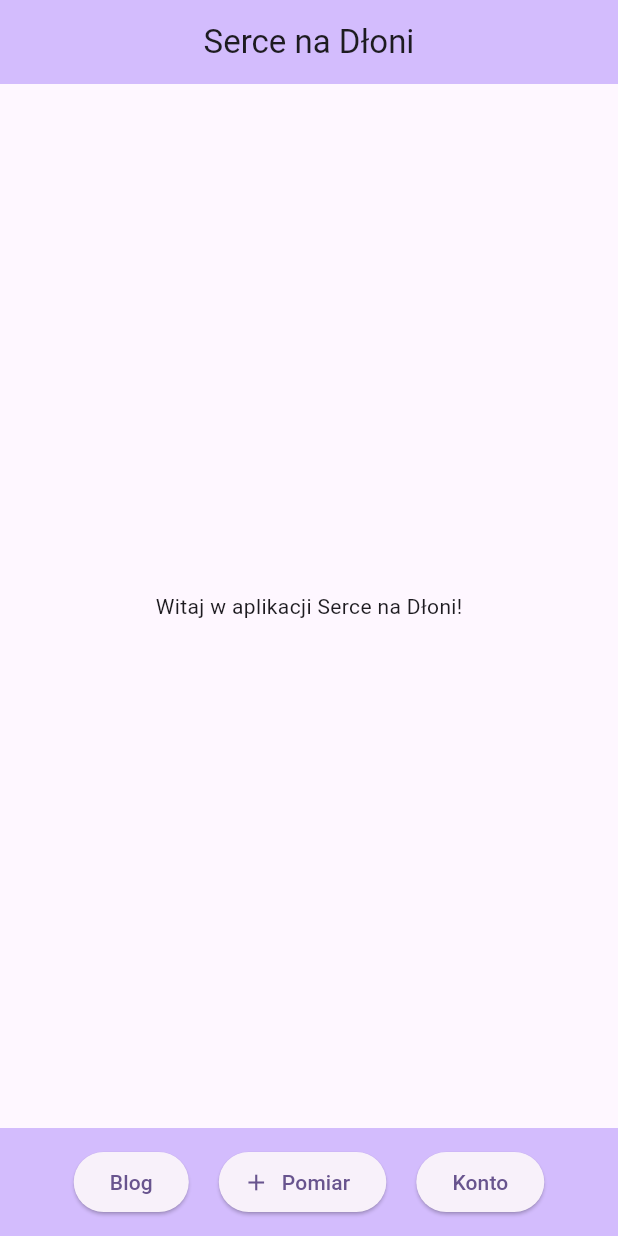
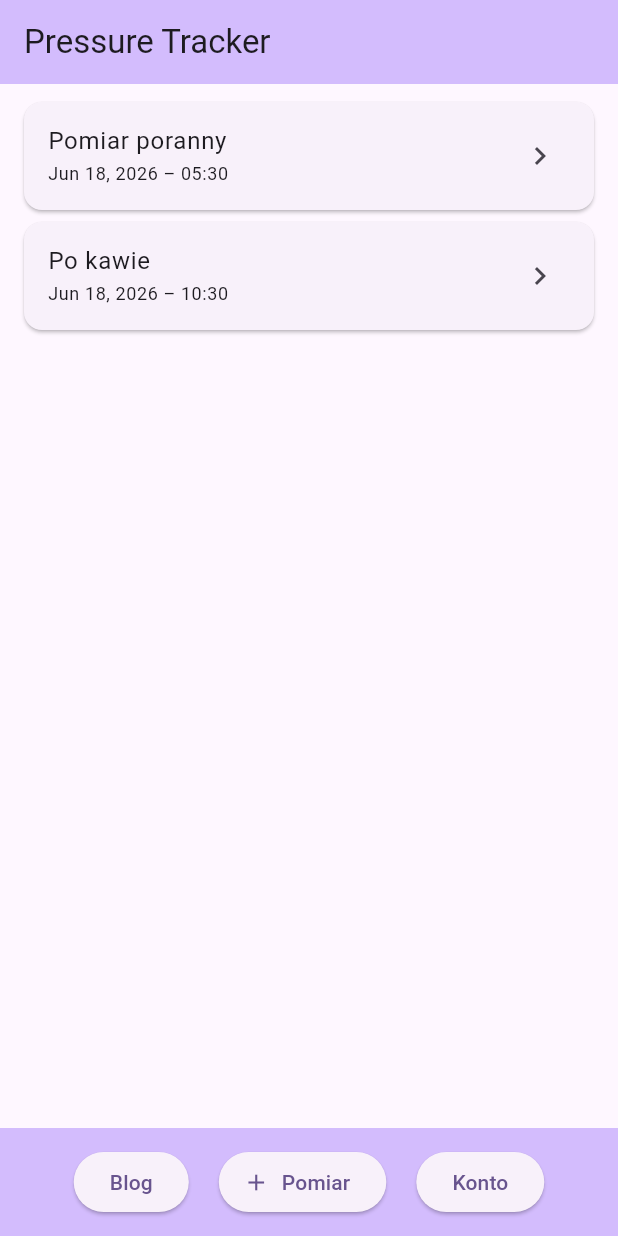
Before and after one commit to n-turowska/serce_na_dloni, a Flutter app: the screen it shows after launch, on a phone screen of 412 x 824 dp. Run offline on Flutter 3.47's test engine with Material 3 defaults, Android fonts, the phone set to English and light mode, and no system bars; our stand-ins replace flutter_riverpod.

Commit message:
zmiana ekranu startowego na reaktywny

```diff
--- a/lib/main.dart
+++ b/lib/main.dart
@@ -19,9 +19,9 @@ class MyApp extends StatelessWidget {
       theme: ThemeData(
         colorScheme: ColorScheme.fromSeed(seedColor: Colors.deepPurple),
       ),
-      home: const MyHomePage(title: 'Serce na Dłoni'),
+      home: const MyHomePage(),
       routes: {
-        '/startowy': (context) => const MyHomePage(title: 'Serce na Dłoni'),
+        '/startowy': (context) => const MyHomePage(),
         '/blog': (context) => const Blog(),
         '/pomiary': (context) => const Pomiary(),
         '/konto' : (context) => const Konto(),
--- a/lib/startowy.dart
+++ b/lib/startowy.dart
@@ -1,28 +1,70 @@
 import 'package:flutter/material.dart';
+import 'package:flutter_riverpod/flutter_riverpod.dart';
+import 'package:intl/intl.dart';
+import '../providers/pressure_provider.dart';
+import '../models/pressure_entry.dart';
+import 'pomiary.dart';
 
-class MyHomePage extends StatefulWidget {
-  const MyHomePage({super.key, required this.title});
 
-  final String title;
+class MyHomePage extends ConsumerWidget {
+  const MyHomePage({super.key});
 
   @override
-  State<MyHomePage> createState() => _MyHomePageState();
-}
+  Widget build(BuildContext context, WidgetRef ref) {
 
-class _MyHomePageState extends State<MyHomePage> {
-  @override
-  Widget build(BuildContext context) {
+    final pressures = ref.watch(pressureProvider);
+
     return Scaffold(
       appBar: AppBar(
+        title: const Text('Pressure Tracker'),
         backgroundColor: Theme.of(context).colorScheme.inversePrimary,
-        title: Text(widget.title),
-        centerTitle: true,
       ),
-      body: Center(
-        child: Text("Witaj w aplikacji Serce na Dłoni!"),
-        ),
-
-        bottomNavigationBar: Container(
+      body: pressures.isEmpty
+          ? const Center(
+              child: Column(
+                mainAxisAlignment: MainAxisAlignment.center,
+                children: [
+                  Icon(Icons.sentiment_neutral, size: 64, color: Colors.black),
+                  SizedBox(height: 16),
+                  Text(
+                    'No mood entries yet',
+                    style: TextStyle(fontSize: 18, color: Colors.black),
+                  ),
+                  SizedBox(height: 8),
+                  Text(
+                    'Tap + to add your first entry',
+                    style: TextStyle(color: Colors.grey),
+                  ),
+                ],
+              ),
+            )
+          : ListView.builder(
+              padding: const EdgeInsets.symmetric(vertical: 8),
+              itemCount: pressures.length,
+              itemBuilder: (context, index) {
+                final entry = pressures[index];
+                return Card( margin: const EdgeInsets.symmetric(horizontal: 16, vertical: 4),
+                child: ListTile(
+                  title: Text(
+                    entry.note ?? 'No note',
+                    maxLines: 1,
+                    overflow: TextOverflow.ellipsis,
+                    style: TextStyle(
+                      color: entry.note == null
+                          ? Theme.of(context).colorScheme.onSurfaceVariant
+                          : null,
+                      fontStyle: entry.note == null ? FontStyle.italic : null,
+                    ),
+                  ),
+                  subtitle: Text(
+                    DateFormat('MMM d, yyyy – HH:mm').format(entry.createdAt),
+                    style: Theme.of(context).textTheme.bodySmall,
+                  ),
+                  trailing: const Icon(Icons.chevron_right),
+                ),);
+              },
+            ),
+      bottomNavigationBar: Container(
         color: Theme.of(context).colorScheme.inversePrimary,
         padding: const EdgeInsets.symmetric(vertical: 12.0),
         child: Row(
```
